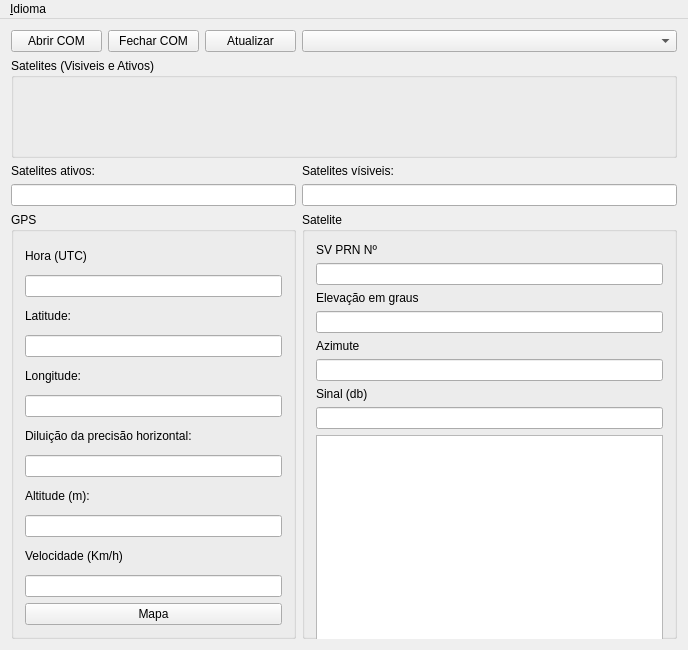
The window that janela.ui (angelorodem/qt-satelite-info) describes before a commit, drawn with Qt 5.
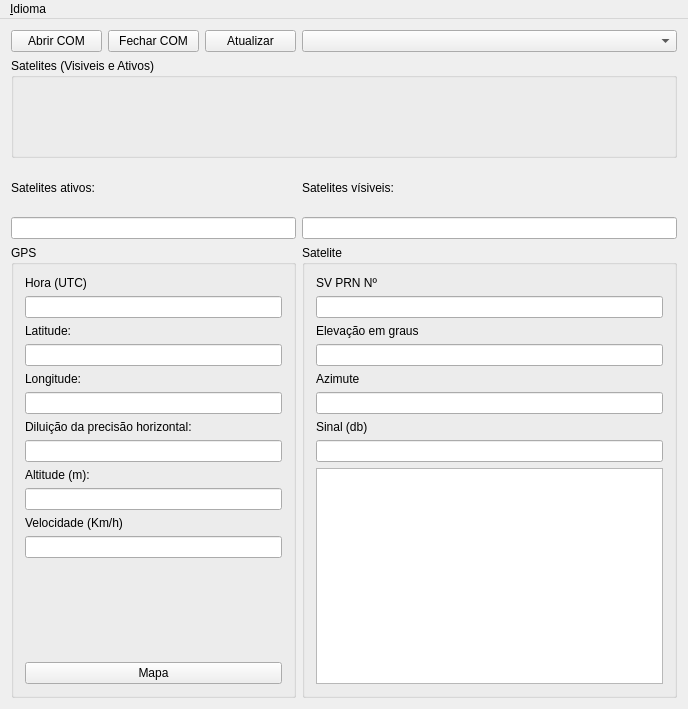
The same window after the commit.

Patch:
```diff
--- a/janela.ui
+++ b/janela.ui
@@ -7,7 +7,7 @@
     <x>0</x>
     <y>0</y>
     <width>688</width>
-    <height>650</height>
+    <height>709</height>
    </rect>
   </property>
   <property name="sizePolicy">
@@ -19,13 +19,13 @@
   <property name="minimumSize">
    <size>
     <width>688</width>
-    <height>650</height>
+    <height>709</height>
    </size>
   </property>
   <property name="maximumSize">
    <size>
     <width>688</width>
-    <height>650</height>
+    <height>709</height>
    </size>
   </property>
   <property name="windowTitle">
@@ -172,6 +172,19 @@
          </property>
         </widget>
        </item>
+       <item>
+        <spacer name="verticalSpacer">
+         <property name="orientation">
+          <enum>Qt::Vertical</enum>
+         </property>
+         <property name="sizeHint" stdset="0">
+          <size>
+           <width>20</width>
+           <height>40</height>
+          </size>
+         </property>
+        </spacer>
+       </item>
        <item>
         <widget class="QPushButton" name="mapa_bot">
          <property name="text">
```
Left out of the diff: 3 changed lines with no effect on the pictures.
